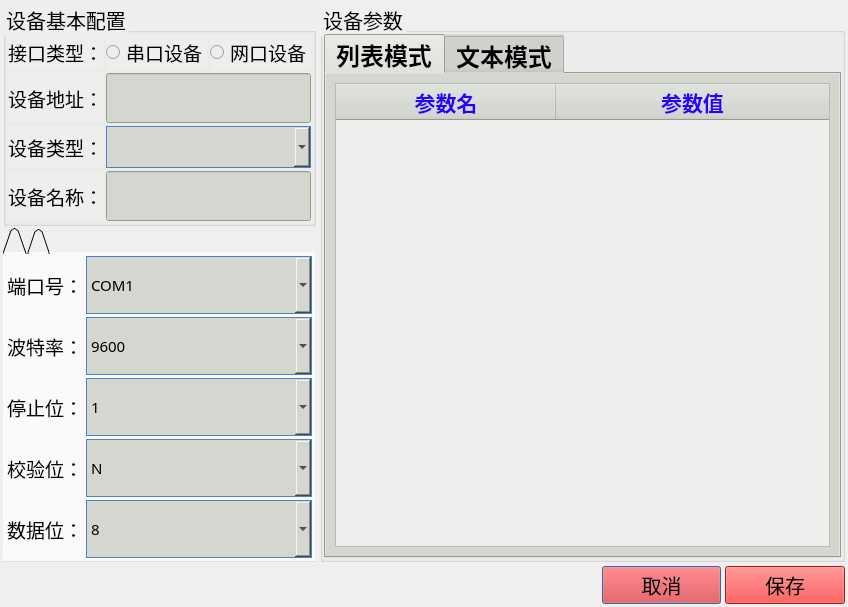
The window that qt-app-master/devadd.ui (aa123Eason/workcode) describes before a commit, drawn with Qt 5.
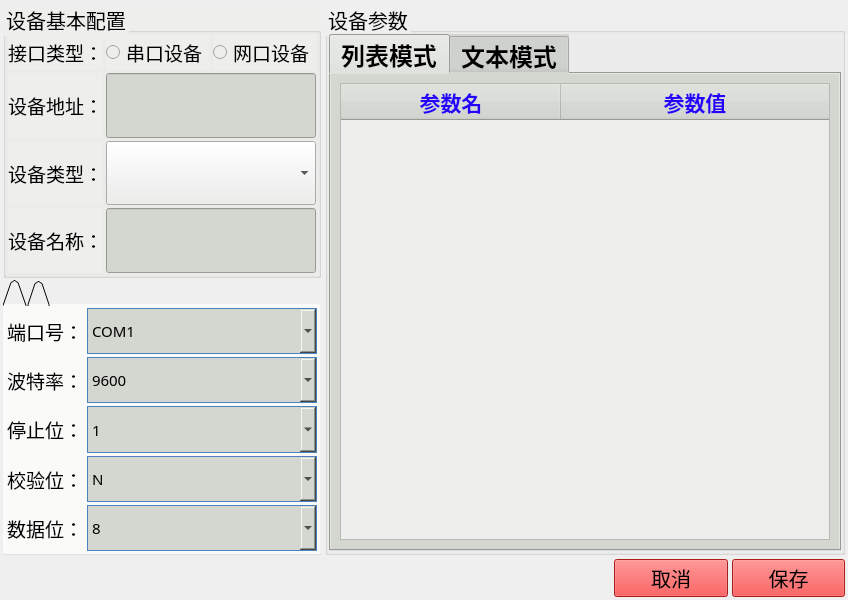
The same window after the commit. The open tabs and pages were chosen to show the change. Icons and pictures are not drawn.

Diff of the .ui file:
```diff
--- a/qt-app-master/devadd.ui
+++ b/qt-app-master/devadd.ui
@@ -7,7 +7,7 @@
     <x>0</x>
     <y>0</y>
     <width>848</width>
-    <height>607</height>
+    <height>600</height>
    </rect>
   </property>
   <property name="sizePolicy">
@@ -19,7 +19,7 @@
   <property name="windowTitle">
    <string>Dialog</string>
   </property>
-  <layout class="QVBoxLayout" name="verticalLayout_6" stretch="7,2">
+  <layout class="QVBoxLayout" name="verticalLayout_6" stretch="7,1">
    <property name="spacing">
     <number>4</number>
    </property>
@@ -38,7 +38,7 @@
    <item>
     <layout class="QHBoxLayout" name="horizontalLayout" stretch="1,2">
      <item>
-      <layout class="QVBoxLayout" name="verticalLayout_4" stretch="0,1">
+      <layout class="QVBoxLayout" name="verticalLayout_4" stretch="1,1">
        <property name="spacing">
         <number>2</number>
        </property>
@@ -132,11 +132,23 @@
             <item>
              <widget class="QLineEdit" name="lineEdit_devAddr">
               <property name="sizePolicy">
-               <sizepolicy hsizetype="Expanding" vsizetype="Expanding">
+               <sizepolicy hsizetype="Fixed" vsizetype="Expanding">
                 <horstretch>0</horstretch>
                 <verstretch>0</verstretch>
                </sizepolicy>
               </property>
+              <property name="minimumSize">
+               <size>
+                <width>210</width>
+                <height>0</height>
+               </size>
+              </property>
+              <property name="maximumSize">
+               <size>
+                <width>210</width>
+                <height>16777215</height>
+               </size>
+              </property>
               <property name="font">
                <font>
                 <family>Ubuntu</family>
@@ -175,46 +187,38 @@
             <item>
              <widget class="QComboBox" name="comboBox_2">
               <property name="sizePolicy">
-               <sizepolicy hsizetype="Preferred" vsizetype="Preferred">
+               <sizepolicy hsizetype="Expanding" vsizetype="Preferred">
                 <horstretch>0</horstretch>
                 <verstretch>0</verstretch>
                </sizepolicy>
               </property>
+              <property name="minimumSize">
+               <size>
+                <width>210</width>
+                <height>0</height>
+               </size>
+              </property>
+              <property name="maximumSize">
+               <size>
+                <width>210</width>
+                <height>16777215</height>
+               </size>
+              </property>
               <property name="font">
                <font>
                 <family>Source Han Sans CN</family>
-                <pointsize>-1</pointsize>
                 <weight>50</weight>
                 <bold>false</bold>
                </font>
               </property>
-              <property name="styleSheet">
-               <string notr="true">QComboBox {
-    border: 1px solid #4C84C3;
-	width: 181px;
-	height: 40px;
-	font-size: 15px;
-	font-family: Source Han Sans CN;
-	background-color: rgb(211, 215, 207);
-	font-weight: 400;
-	opacity: 1;
-	border-radius: 0px;
-	combobox-popup: 0;
-}
- 
-QComboBox QAbstractItemView {
-    border-radius:  0px;  
-	background-color: rgb(233, 185, 110);
-	border:1px solid #4C84c3;
- 	selection-background-color: #2019DC;
-}
- 
-QComboBox QAbstractItemView::item {
-    height: 40px;   
-	border: none;
-}
- 
-</string>
+              <property name="maxVisibleItems">
+               <number>50</number>
+              </property>
+              <property name="insertPolicy">
+               <enum>QComboBox::InsertAtTop</enum>
+              </property>
+              <property name="frame">
+               <bool>true</bool>
               </property>
              </widget>
             </item>
@@ -237,11 +241,23 @@
             <item>
              <widget class="QLineEdit" name="lineEdit_Name">
               <property name="sizePolicy">
-               <sizepolicy hsizetype="Expanding" vsizetype="Expanding">
+               <sizepolicy hsizetype="Fixed" vsizetype="Expanding">
                 <horstretch>0</horstretch>
                 <verstretch>0</verstretch>
                </sizepolicy>
               </property>
+              <property name="minimumSize">
+               <size>
+                <width>210</width>
+                <height>0</height>
+               </size>
+              </property>
+              <property name="maximumSize">
+               <size>
+                <width>210</width>
+                <height>16777215</height>
+               </size>
+              </property>
               <property name="font">
                <font>
                 <family>Ubuntu</family>
@@ -1030,7 +1046,7 @@
     </layout>
    </item>
    <item>
-    <layout class="QHBoxLayout" name="horizontalLayout_2" stretch="5,1,1">
+    <layout class="QHBoxLayout" name="horizontalLayout_2" stretch="5,0,1,1">
      <item>
       <spacer name="horizontalSpacer">
        <property name="orientation">
@@ -1044,6 +1060,32 @@
        </property>
       </spacer>
      </item>
+     <item>
+      <widget class="QPushButton" name="keyboard">
+       <property name="sizePolicy">
+        <sizepolicy hsizetype="Minimum" vsizetype="Preferred">
+         <horstretch>0</horstretch>
+         <verstretch>0</verstretch>
+        </sizepolicy>
+       </property>
+       <property name="text">
+        <string/>
+       </property>
+       <property name="icon">
+        <iconset resource="res.qrc">
+         <normaloff>:/images/keyboard-off.png</normaloff>:/images/keyboard-off.png</iconset>
+       </property>
+       <property name="iconSize">
+        <size>
+         <width>32</width>
+         <height>32</height>
+        </size>
+       </property>
+       <property name="flat">
+        <bool>true</bool>
+       </property>
+      </widget>
+     </item>
      <item>
       <widget class="QPushButton" name="pushButton_2">
        <property name="sizePolicy">
```
Left out of the diff: 27 changed lines with no effect on the pictures.
